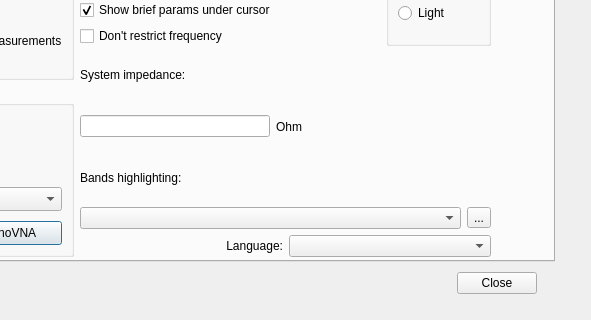
The window that settings.ui (rigexpert/AntScope2) describes before a commit, drawn with Qt 5; both pictures show x 126 to 717 and y 109 to 429 of the 717 by 429 pixel window.
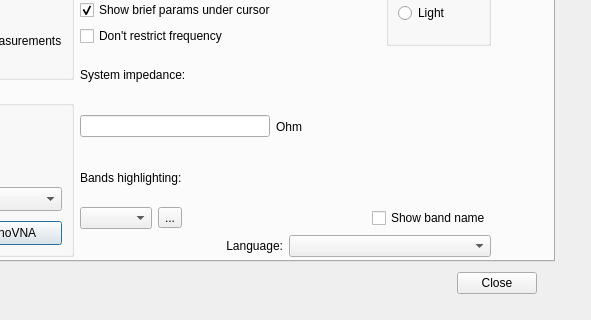
The same window after the commit.

Commit message: v-1.1.4 Edit bands dialog Stick Pro support Scale axes labels bug Statistics

```diff
--- a/settings.ui
+++ b/settings.ui
@@ -378,6 +378,26 @@
             </property>
            </widget>
           </item>
+          <item>
+           <spacer name="horizontalSpacer_9">
+            <property name="orientation">
+             <enum>Qt::Horizontal</enum>
+            </property>
+            <property name="sizeHint" stdset="0">
+             <size>
+              <width>40</width>
+              <height>20</height>
+             </size>
+            </property>
+           </spacer>
+          </item>
+          <item>
+           <widget class="QCheckBox" name="checkBoxBandName">
+            <property name="text">
+             <string>Show band name</string>
+            </property>
+           </widget>
+          </item>
          </layout>
         </item>
         <item>
```
The commit also changes 20 other files.
